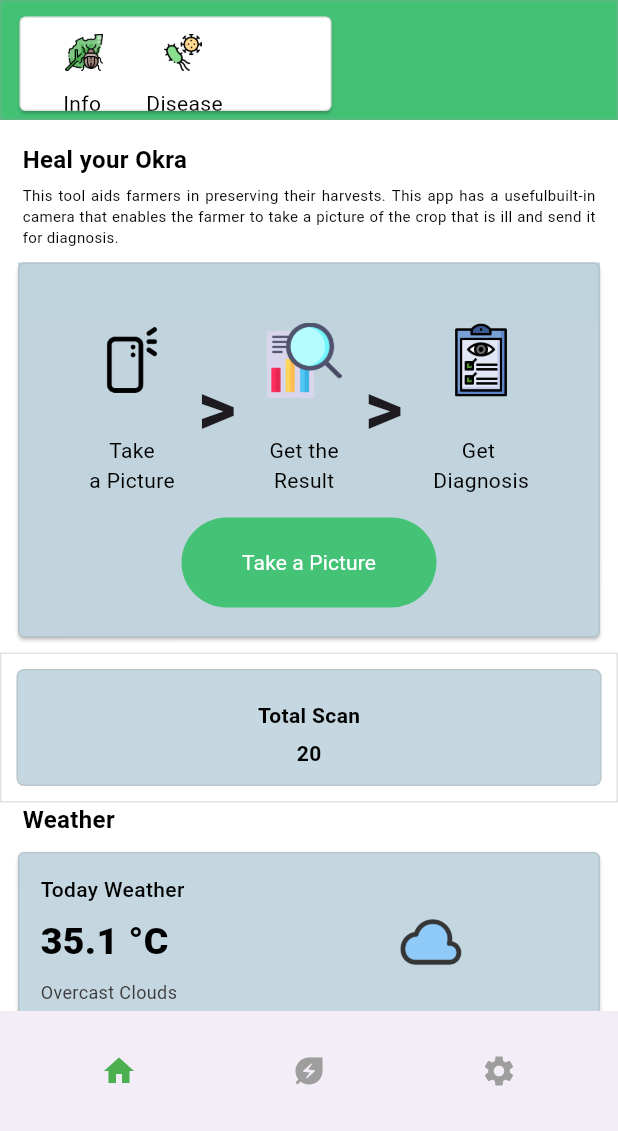
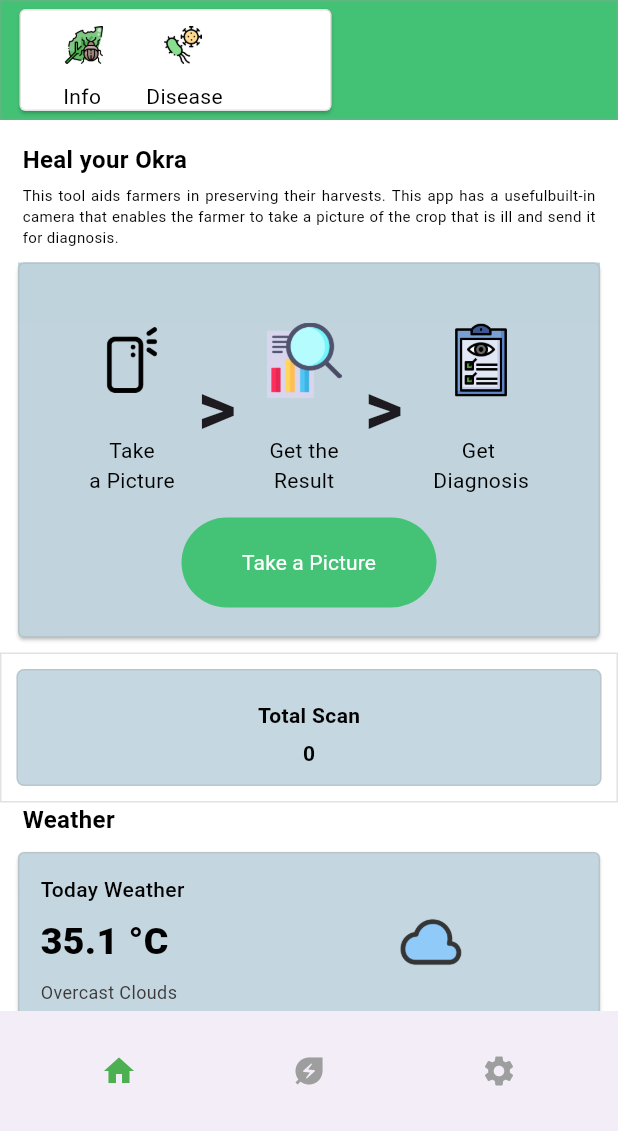
Before and after one commit to MaikuSliver/okrai, a Flutter app: the Home screen opened directly, on a phone screen of 412 x 824 dp, the part 105-1236 px from its top. Run offline on Flutter 3.47's test engine with Material 3 defaults, Android fonts, the phone set to English and light mode, and no system bars; our stand-ins replace getwidget, image_picker, page_transition, sqflite; missing offline and left inert: double_tap_to_exit, tensorflow_lite_flutter; accounts and stored records are empty; statements that could not run were skipped.

Commit message:
fixing bugs and add minor feature

```diff
--- a/lib/mainscreens/Home.dart
+++ b/lib/mainscreens/Home.dart
@@ -5,6 +5,7 @@ import 'package:okrai/mainscreens/myokra.dart';
 import 'package:okrai/mainscreens/okrainfo.dart';
 import 'package:okrai/mainscreens/settings.dart';
 import 'package:page_transition/page_transition.dart';
+import '../database/db_helper.dart';
 import '../mlmodel/TfliteModel.dart';
 
 class Home extends StatefulWidget {
@@ -19,6 +20,30 @@ String description='This tool aids farmers in preserving their harvests. This ap
 " is ill and send it for diagnosis.";
 
 class _HomeState extends State<Home> {
+
+int _totalScans = 0;
+  bool _isLoading = true; // To handle loading state
+
+  @override
+  void initState() {
+    super.initState();
+    _refreshScans(); // Call to fetch total rows
+  }
+
+  void _refreshScans() async {
+    setState(() {
+      _isLoading = true; // Start loading
+    });
+
+    // Fetch the total rows
+    _totalScans = await DatabaseHelper.instance.countTotalRows();
+
+    setState(() {
+      _isLoading = false; // Stop loading
+    });
+  }
+
+
 @override
 Widget build(BuildContext context) {
 return Scaffold(
@@ -106,7 +131,7 @@ border:Border.all(color:const Color(0x4d9e9e9e),width:1),
 child:
 
 Card(
-margin:const EdgeInsets.fromLTRB(12, 10, 190, 5),
+margin:const EdgeInsets.fromLTRB(12, 5, 190, 5),
 color:const Color(0xffffffff),
 shadowColor:const Color(0xff000000),
 elevation:1,
@@ -116,11 +141,8 @@ side: const BorderSide(color:Color(0x4d9e9e9e), width:1),
 ),
 child:
 
-ListView(
-scrollDirection: Axis.vertical,
-padding:const EdgeInsets.all(0),
-shrinkWrap:false,
-physics:const ScrollPhysics(),
+Column(
+
 children:[
 
 Row(
@@ -492,12 +514,12 @@ fontStyle:FontStyle.normal,
        border:
        Border.all(color: const Color(0x4d9e9e9e), width: 1),
       ),
-      child: const Column(
+      child: Column(
        mainAxisAlignment: MainAxisAlignment.start,
        crossAxisAlignment: CrossAxisAlignment.center,
        mainAxisSize: MainAxisSize.max,
        children: [
-        Padding(
+         const Padding(
                           padding: EdgeInsets.fromLTRB(0, 20, 0, 0),
                           child: Text(
                             "Total Scan",
@@ -510,21 +532,24 @@ fontStyle:FontStyle.normal,
                               color: Color(0xff000000),
                             ),
                           ),
-        ),
+                        ),_isLoading
+            ? const CircularProgressIndicator():
                         Padding(
-         padding: EdgeInsets.fromLTRB(0, 5, 0, 0),
+                          padding: const EdgeInsets.fromLTRB(0, 5, 0, 10),
                           child: Text(
-          "20",
+                            "$_totalScans",
                             textAlign: TextAlign.start,
                             overflow: TextOverflow.clip,
-          style: TextStyle(
+                            style: const TextStyle(
                               fontWeight: FontWeight.w600,
                               fontStyle: FontStyle.normal,
                               fontSize: 14,
                               color: Color(0xff000000),
                             ),
                           ),
+
                         ),
+
        ],
       ),
      ),
```
Also changed, not shown: lib/database/db_helper.dart (+10 -0 lines), lib/mlmodel/TfliteModel.dart (+21 -1 lines), lib/mlmodel/update.dart (+26 -1 lines). Lines whose indentation alone changed are shown as unchanged.
